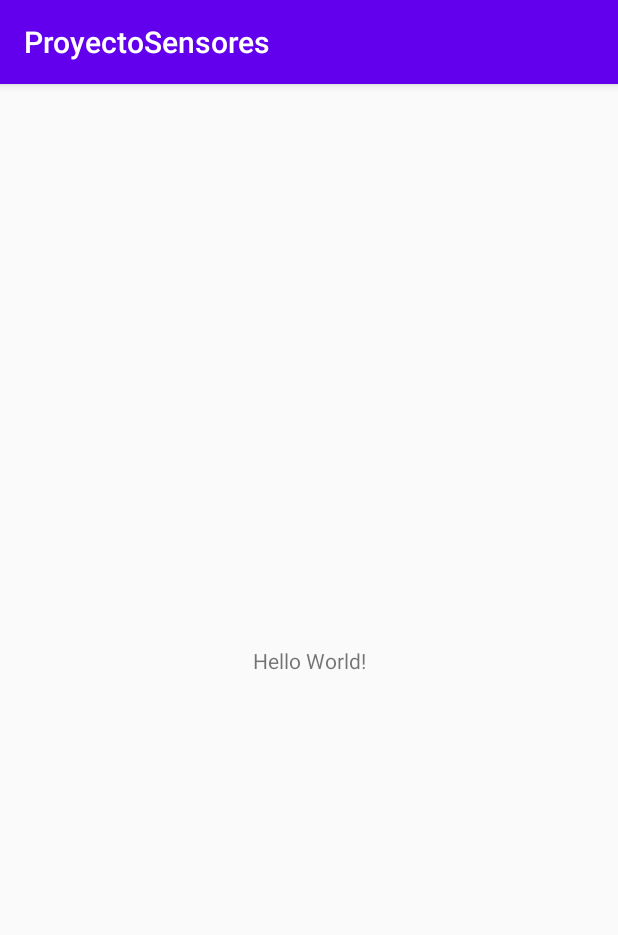
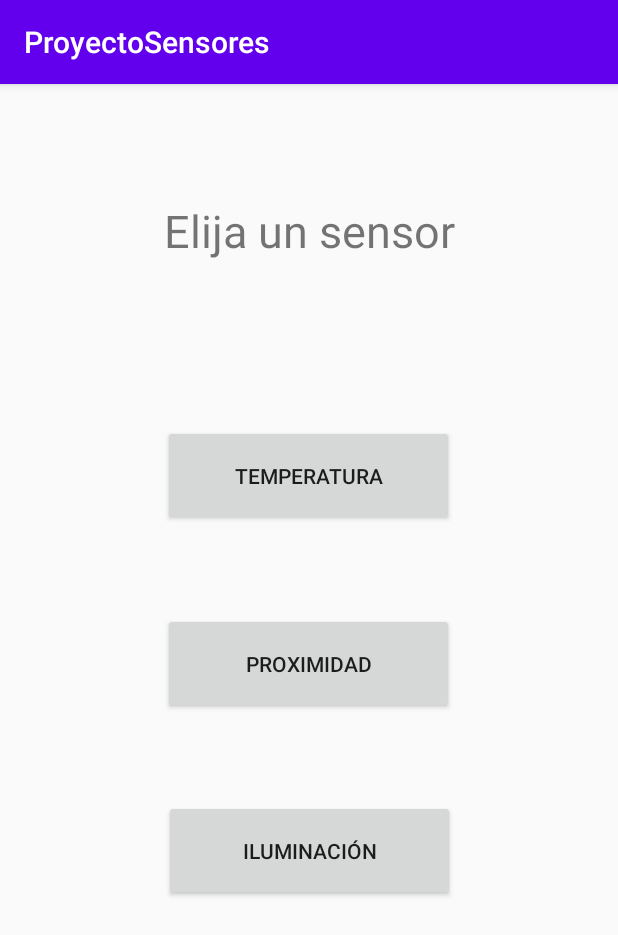
Before and after one commit to sallard98pty/ProyectoSensores, an Android app: the screen it shows after launch (MainActivity), on a phone screen of 412 x 824 dp. Shown: the top 935 px of the screen. Run offline under Robolectric (Android 15) with nearby library versions, the phone set to English and light mode, and no system bars.

Commit message:
Ya funcionan todos los sensores

```diff
--- a/app/src/main/AndroidManifest.xml
+++ b/app/src/main/AndroidManifest.xml
@@ -9,6 +9,9 @@
         android:roundIcon="@mipmap/ic_launcher_round"
         android:supportsRtl="true"
         android:theme="@style/AppTheme">
+        <activity android:name=".ProximityActivity"></activity>
+        <activity android:name=".IluminacionActivity" />
+        <activity android:name=".TemperaturaActivity" />
         <activity android:name=".MainActivity">
             <intent-filter>
                 <action android:name="android.intent.action.MAIN" />
--- a/app/src/main/java/com/example/proyectosensores/MainActivity.java
+++ b/app/src/main/java/com/example/proyectosensores/MainActivity.java
@@ -1,12 +1,10 @@
 package com.example.proyectosensores;
 
 import androidx.appcompat.app.AppCompatActivity;
-import android.annotation.SuppressLint;
-import android.app.Activity;
-import android.hardware.Sensor;
-import android.hardware.SensorManager;
-import android.widget.TextView;
-import java.util.List;
+
+import android.content.Intent;
+import android.view.View;
+import android.widget.Button;
 import android.os.Bundle;
 
 public class MainActivity extends AppCompatActivity {
@@ -15,19 +13,31 @@ public class MainActivity extends AppCompatActivity {
     protected void onCreate(Bundle savedInstanceState) {
         super.onCreate(savedInstanceState);
         setContentView(R.layout.activity_main);
+        Button btntemp = findViewById(R.id.btntemp);
+        Button btnproximity = findViewById(R.id.btnproximity);
+        Button btnluz = findViewById(R.id.btnLuz);
 
-        CharSequence[] choices = {"Temperatura", "Ubicación GPS", "Iluminación"};
-        boolean[] choicesInitial = {false, true, false};
-        AlertDialog.Builder alertDialogBuilder = new MaterialAlertDialogBuilder(getContext())
-                .setTitle(title)
-                .setPositiveButton("Aceptar", null)
-                .setNeutralButton("Cancelar", null)
-                .setMultiChoiceItems(choices, choicesInitial, new DialogInterface.OnMultiChoiceClickListener() {
-                    @Override
-                    public void onClick(DialogInterface dialog, int which, boolean isChecked) {
+        btntemp.setOnClickListener(new View.OnClickListener() {
+            public void onClick(View view) {
+                Intent TempIntent = new Intent(MainActivity.this, TemperaturaActivity.class);
+                startActivity(TempIntent);
+            }
+        });
+        btnproximity.setOnClickListener(new View.OnClickListener() {
+            public void onClick(View view) {
+                Intent ProxIntent = new Intent(MainActivity.this, ProximityActivity.class);
+                startActivity(ProxIntent);
 
-                    }
-                });
-        alertDialogBuilder.show();
+            }
+        });
+
+        btnluz.setOnClickListener(new View.OnClickListener() {
+            public void onClick(View view) {
+                Intent LumiIntent = new Intent(MainActivity.this, IluminacionActivity.class);
+                startActivity(LumiIntent);
+
+            }
+        });
+
     }
 }
--- a/app/src/main/res/layout/activity_main.xml
+++ b/app/src/main/res/layout/activity_main.xml
@@ -6,13 +6,66 @@
     android:layout_height="match_parent"
     tools:context=".MainActivity">
 
+    <Button
+        android:id="@+id/btntemp"
+        android:layout_width="194dp"
+        android:layout_height="67dp"
+        android:layout_marginStart="109dp"
+        android:layout_marginLeft="109dp"
+        android:layout_marginTop="103dp"
+        android:layout_marginEnd="109dp"
+        android:layout_marginRight="109dp"
+        android:layout_marginBottom="51dp"
+        android:text="Temperatura"
+        app:layout_constraintBottom_toTopOf="@+id/btnproximity"
+        app:layout_constraintEnd_toEndOf="parent"
+        app:layout_constraintHorizontal_bias="1.0"
+        app:layout_constraintStart_toStartOf="parent"
+        app:layout_constraintTop_toBottomOf="@+id/textView" />
+
+    <Button
+        android:id="@+id/btnproximity"
+        android:layout_width="194dp"
+        android:layout_height="67dp"
+        android:layout_marginStart="108dp"
+        android:layout_marginLeft="108dp"
+        android:layout_marginEnd="109dp"
+        android:layout_marginRight="109dp"
+        android:layout_marginBottom="51dp"
+        android:text="Proximidad"
+        app:layout_constraintBottom_toTopOf="@+id/btnLuz"
+        app:layout_constraintEnd_toEndOf="parent"
+        app:layout_constraintStart_toStartOf="parent"
+        app:layout_constraintTop_toBottomOf="@+id/btntemp" />
+
+    <Button
+        android:id="@+id/btnLuz"
+        android:layout_width="194dp"
+        android:layout_height="67dp"
+        android:layout_marginStart="109dp"
+        android:layout_marginLeft="109dp"
+        android:layout_marginEnd="109dp"
+        android:layout_marginRight="109dp"
+        android:layout_marginBottom="217dp"
+        android:text="Iluminación"
+        app:layout_constraintBottom_toBottomOf="parent"
+        app:layout_constraintEnd_toEndOf="parent"
+        app:layout_constraintStart_toStartOf="parent"
+        app:layout_constraintTop_toBottomOf="@+id/btnproximity" />
+
     <TextView
+        android:id="@+id/textView"
         android:layout_width="wrap_content"
         android:layout_height="wrap_content"
-        android:text="Hello World!"
-        app:layout_constraintBottom_toBottomOf="parent"
-        app:layout_constraintLeft_toLeftOf="parent"
-        app:layout_constraintRight_toRightOf="parent"
+        android:layout_marginStart="108dp"
+        android:layout_marginLeft="108dp"
+        android:layout_marginTop="71dp"
+        android:layout_marginEnd="108dp"
+        android:layout_marginRight="108dp"
+        android:text="Elija un sensor"
+        android:textSize="30sp"
+        app:layout_constraintBottom_toTopOf="@+id/btntemp"
+        app:layout_constraintEnd_toEndOf="parent"
+        app:layout_constraintStart_toStartOf="parent"
         app:layout_constraintTop_toTopOf="parent" />
-
 </androidx.constraintlayout.widget.ConstraintLayout>
```
Also changed, not shown: app/src/main/java/com/example/proyectosensores/IluminacionActivity.java (added, +56 -0 lines), app/src/main/java/com/example/proyectosensores/ProximityActivity.java (added, +56 -0 lines), app/src/main/java/com/example/proyectosensores/TemperaturaActivity.java (added, +55 -0 lines), app/src/main/res/layout/activity_iluminacion.xml (added, +39 -0 lines), app/src/main/res/layout/activity_proximity.xml (added, +41 -0 lines), app/src/main/res/layout/activity_temperatura.xml (added, +44 -0 lines).
